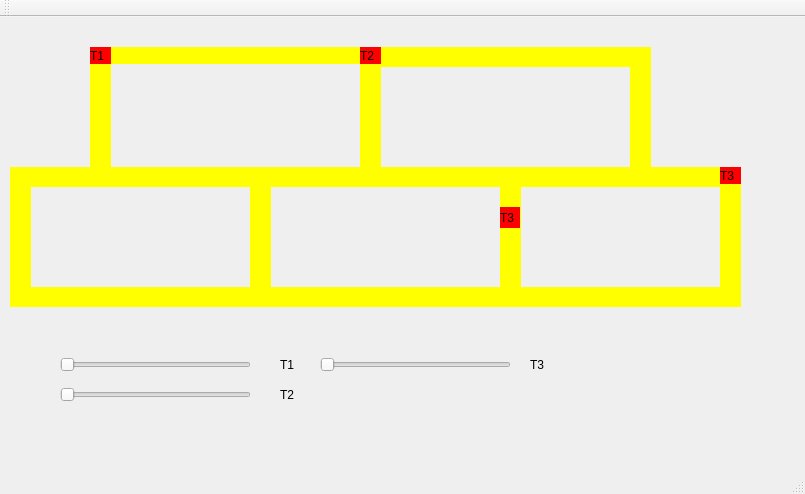
rodrigofnobrega/projeto_trem_so, file mainwindow.ui: the form before one commit.
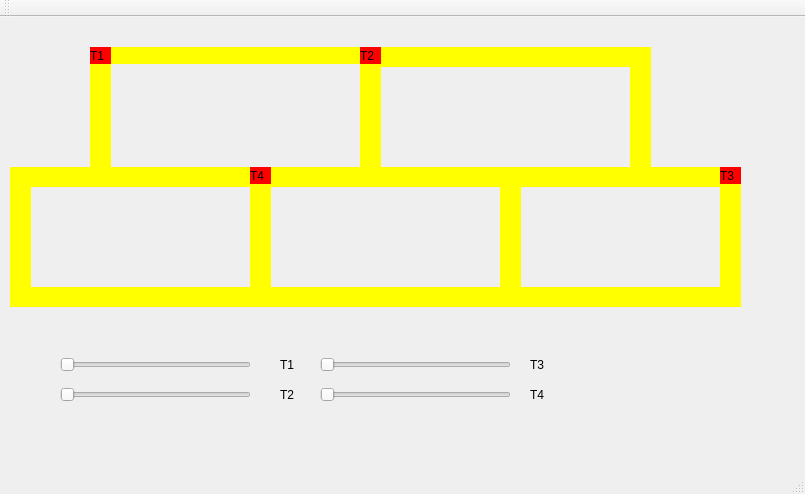
The form after the commit.

Commit message: feat: Adicionar trem 4

What changed in the file:
```diff
--- a/mainwindow.ui
+++ b/mainwindow.ui
@@ -399,17 +399,43 @@
    <widget class="QLabel" name="label_trem3_2">
     <property name="geometry">
      <rect>
-      <x>500</x>
-      <y>190</y>
-      <width>20</width>
-      <height>21</height>
+      <x>250</x>
+      <y>150</y>
+      <width>21</width>
+      <height>17</height>
      </rect>
     </property>
     <property name="styleSheet">
      <string notr="true">QLabel { background: red}</string>
     </property>
     <property name="text">
-     <string>T3</string>
+     <string>T4</string>
+    </property>
+   </widget>
+   <widget class="QSlider" name="slider_trem_4">
+    <property name="geometry">
+     <rect>
+      <x>320</x>
+      <y>370</y>
+      <width>191</width>
+      <height>16</height>
+     </rect>
+    </property>
+    <property name="orientation">
+     <enum>Qt::Horizontal</enum>
+    </property>
+   </widget>
+   <widget class="QLabel" name="label_slider_trem4">
+    <property name="geometry">
+     <rect>
+      <x>530</x>
+      <y>370</y>
+      <width>16</width>
+      <height>16</height>
+     </rect>
+    </property>
+    <property name="text">
+     <string>T4</string>
     </property>
    </widget>
    <zorder>label_trilho1</zorder>
```
Left out of the diff: 6 changed lines with no effect on the pictures. The commit also changes 9 other files.
